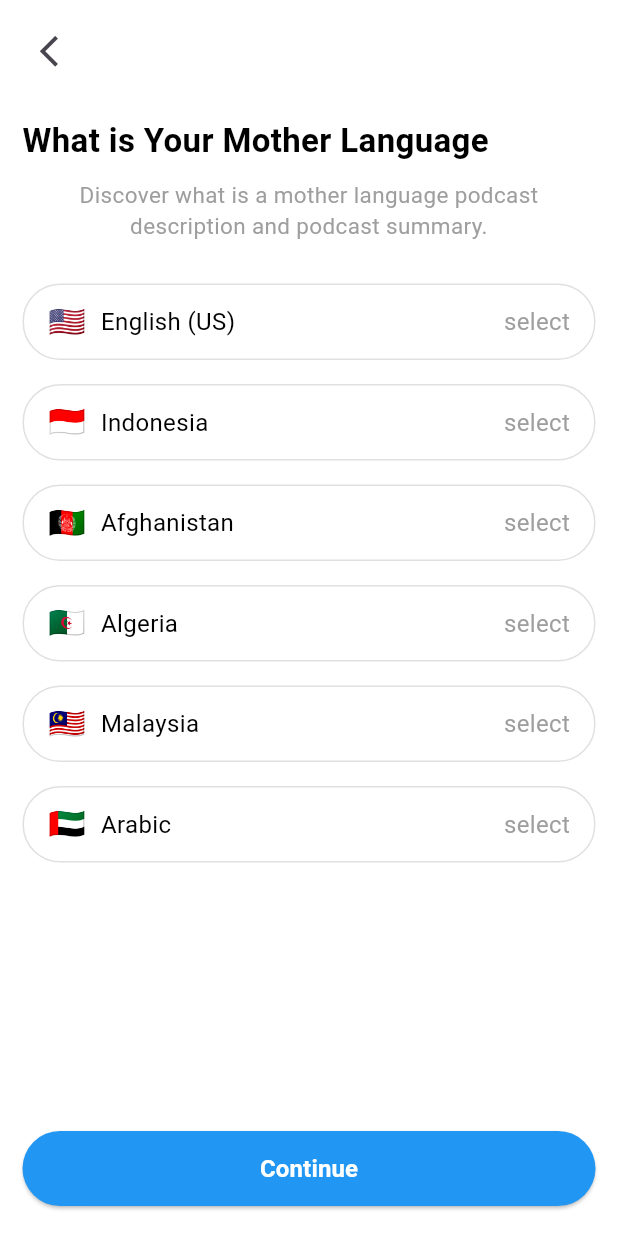
After one commit to fahimshahariar09/technical_task, a Flutter app: the LanguageSelectionScreen screen opened directly, on a phone screen of 412 x 824 dp. The commit adds this screen. Run offline on Flutter 3.47's test engine with Material 3 defaults, Android fonts, the phone set to English and light mode, and no system bars; our stand-ins replace get, pin_code_fields.

Commit message:
Assignment1

```diff
--- /dev/null
+++ b/lib/assignment1/selected_language.dart
@@ -0,0 +1,140 @@
+import 'dart:developer';
+
+import 'package:flutter/material.dart';
+import 'package:technical_task/common_widget/custom_text.dart';
+
+class LanguageSelectionScreen extends StatefulWidget {
+  const LanguageSelectionScreen({super.key});
+
+  @override
+  State<LanguageSelectionScreen> createState() =>
+      _LanguageSelectionScreenState();
+}
+
+class _LanguageSelectionScreenState extends State<LanguageSelectionScreen> {
+  String? selectedLanguage;
+
+  @override
+  Widget build(BuildContext context) {
+    return Scaffold(
+      backgroundColor: Colors.white,
+      body: SafeArea(
+        child: Padding(
+          padding: const EdgeInsets.symmetric(horizontal: 15, vertical: 10.0),
+          child: Column(
+            crossAxisAlignment: CrossAxisAlignment.start,
+            children: [
+              IconButton(
+                icon: Icon(Icons.arrow_back_ios, size: 25),
+                onPressed: () {
+                  Navigator.pop(context);
+                },
+              ),
+              SizedBox(height: 20),
+              CustomText(
+                text: "What is Your Mother Language",
+                fontSize: 22,
+                fontWeight: FontWeight.bold,
+                fontColor: Colors.black,
+              ),
+              SizedBox(height: 10),
+              CustomText(
+                text:
+                    'Discover what is a mother language podcast description and podcast summary.',
+                fontSize: 15,
+                fontColor: Colors.grey,
+                fontWeight: FontWeight.w400,
+              ),
+              SizedBox(height: 20),
+              Expanded(
+                child: ListView(
+                  children: [
+                    _buildLanguageOption('English (US)', '🇺🇸'),
+                    _buildLanguageOption('Indonesia', '🇮🇩'),
+                    _buildLanguageOption('Afghanistan', '🇦🇫'),
+                    _buildLanguageOption('Algeria', '🇩🇿'),
+                    _buildLanguageOption('Malaysia', '🇲🇾'),
+                    _buildLanguageOption('Arabic', '🇦🇪'),
+                  ],
+                ),
+              ),
+              // Continue Button
+              Padding(
+                padding: const EdgeInsets.symmetric(vertical: 10.0),
+                child: ElevatedButton(
+                  onPressed: () {
+                    if (selectedLanguage != null) {
+                      // Navigate to next screen or perform action
+                      log('Selected: $selectedLanguage');
+                    }
+                  },
+                  style: ElevatedButton.styleFrom(
+                    backgroundColor: Colors.blue,
+                    minimumSize: const Size(double.infinity, 50),
+                    shape: RoundedRectangleBorder(
+                      borderRadius: BorderRadius.circular(25),
+                    ),
+                  ),
+                  child: const Text(
+                    'Continue',
+                    style: TextStyle(
+                      fontSize: 16,
+                      color: Colors.white,
+                      fontWeight: FontWeight.bold,
+                    ),
+                  ),
+                ),
+              ),
+            ],
+          ),
+        ),
+      ),
+    );
+  }
+
+  Widget _buildLanguageOption(String language, String flag) {
+    bool isSelected = selectedLanguage == language;
+    return GestureDetector(
+      onTap: () {
+        setState(() {
+          selectedLanguage = language;
+        });
+      },
+      child: Container(
+        margin: const EdgeInsets.symmetric(vertical: 8.0),
+        padding: const EdgeInsets.symmetric(vertical: 10.0, horizontal: 16.0),
+        decoration: BoxDecoration(
+          color: isSelected ? Colors.grey[300] : Colors.white,
+          borderRadius: BorderRadius.circular(25),
+          border: Border.all(color: Colors.grey.shade300),
+        ),
+        child: Row(
+          mainAxisAlignment: MainAxisAlignment.spaceBetween,
+          children: [
+            Row(
+              children: [
+                Text(flag, style: const TextStyle(fontSize: 20)),
+                const SizedBox(width: 10),
+                Text(
+                  language,
+                  style: TextStyle(
+                    fontSize: 16,
+                    color: isSelected ? Colors.black : Colors.black,
+                  ),
+                ),
+              ],
+            ),
+            Text(
+              isSelected ? 'selected' : 'select',
+              style: TextStyle(
+                fontSize: 16,
+                color: isSelected ? Colors.black : Colors.grey,
+                fontWeight: isSelected ? FontWeight.bold : FontWeight.normal,
+              ),
+            ),
+          ],
+        ),
+      ),
+    );
+  }
+}
--- a/lib/assignment1/splash/view/splash_screen.dart
+++ b/lib/assignment1/splash/view/splash_screen.dart
@@ -26,6 +26,8 @@ class _SplashScreenState extends State<SplashScreen> {
     return Scaffold(
       backgroundColor: AppColors.white,
       body: Center(
+        child: Padding(
+          padding: const EdgeInsets.symmetric(horizontal: 15),
           child: Column(
             crossAxisAlignment: CrossAxisAlignment.center,
             children: [
@@ -50,6 +52,7 @@ class _SplashScreenState extends State<SplashScreen> {
             ],
           ),
         ),
+      ),
     );
   }
 }
--- a/lib/common_widget/custom_search_bar.dart
+++ b/lib/common_widget/custom_search_bar.dart
@@ -4,7 +4,7 @@ class CommonSearchBar extends StatelessWidget {
   const CommonSearchBar({super.key});
 
   @override
-  Widget build(BuildContext context) {
+  Widget build(BuildContext  context) {
     return SizedBox(
       height: 45,
       width: 280,
--- a/lib/constant/app_images.dart
+++ b/lib/constant/app_images.dart
@@ -5,4 +5,6 @@ class AppImages {
   static String onboarding1 = "assets/images/onboarding1.png";
   static String onboarding2 = "assets/images/onboarding2.png";
   static String sign = "assets/images/sign.png";
+  static String success = "assets/images/success.png";
+  static String verify = "assets/images/verify.png";
 }
--- a/pubspec.yaml
+++ b/pubspec.yaml
@@ -35,6 +35,7 @@ dependencies:
   # Use with the CupertinoIcons class for iOS style icons.
   cupertino_icons: ^1.0.8
   get: ^4.7.2
+  pin_code_fields: ^8.0.1
 
 dev_dependencies:
   flutter_test:
```
Also changed, not shown: lib/assignment1/auth/forget/view/forget_password.dart (added, +98 -0 lines), lib/assignment1/auth/forget/view/reset_password.dart (added, +113 -0 lines), lib/assignment1/auth/forget/view/verify_dialog.dart (added, +54 -0 lines), lib/assignment1/auth/forget/view/verify_screen.dart (added, +104 -0 lines), lib/assignment1/auth/sign_in/view/sign_in_screen.dart (+20 -6 lines), lib/assignment1/auth/sign_up/view/sign_up_screen.dart (+28 -13 lines), lib/assignment1/auth/sign_up/view/success_dialog.dart (added, +55 -0 lines), lib/assignment1/enable_location.dart (added, +56 -0 lines), lib/assignment1/onboarding/view/onboarding_screen.dart (+7 -16 lines), lib/main.dart (+7 -3 lines), assets/images/success.png (added), assets/images/verify.png (added), pubspec.lock. Lines whose indentation alone changed are shown as unchanged.
